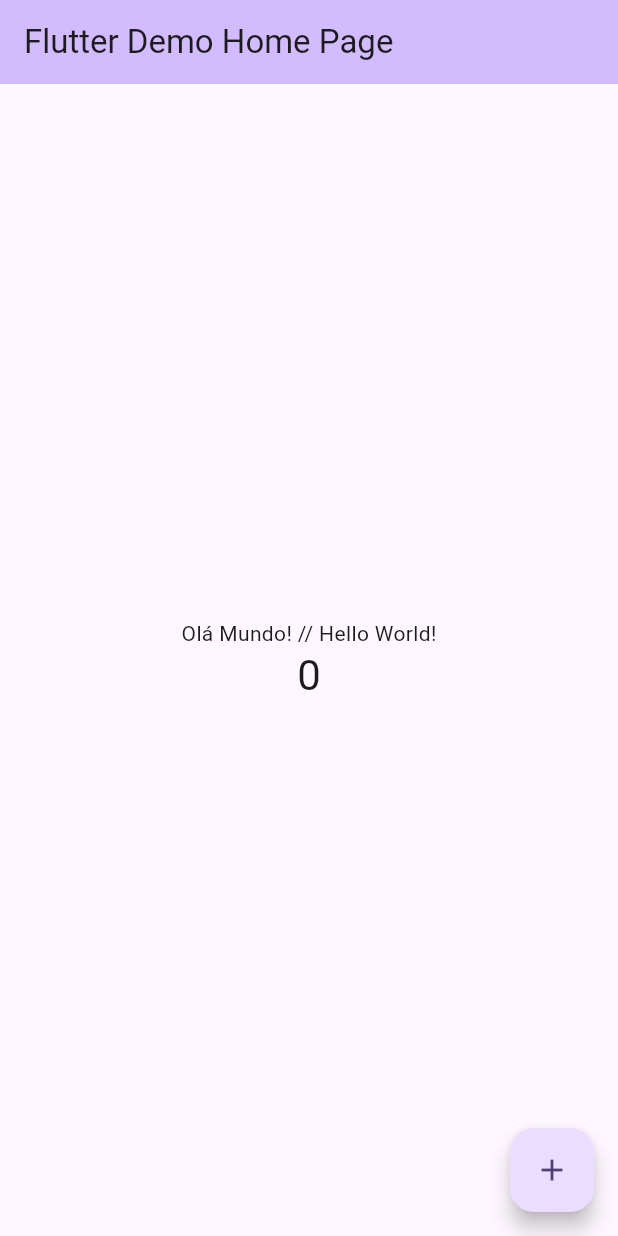
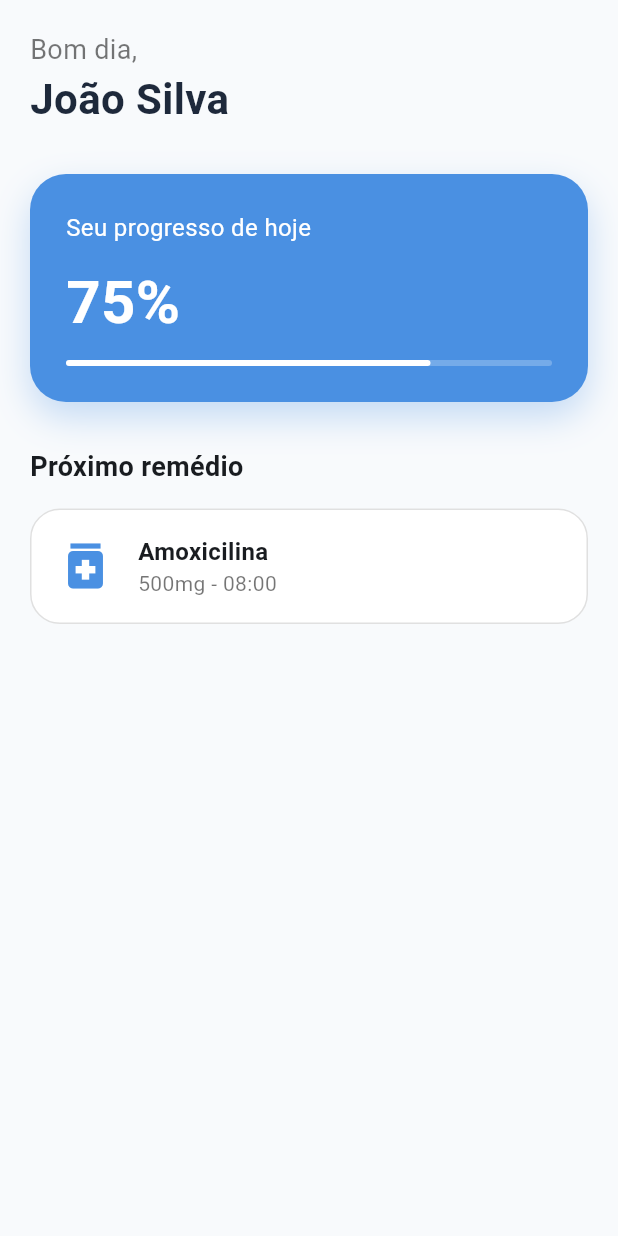
Before and after one commit to ecrezzende/JaTomei, a Flutter app: the screen it shows after launch, on a phone screen of 412 x 824 dp. Run offline on Flutter 3.47's test engine with Material 3 defaults, Android fonts, the phone set to English and light mode, and no system bars.

Commit message:
feat: estrutura inicial e dashboard

```diff
--- a/lib/main.dart
+++ b/lib/main.dart
@@ -1,122 +1,46 @@
 import 'package:flutter/material.dart';
+import 'package:jatomei/screens/home_screen.dart';
+// Importaremos as telas aqui em breve
 
 void main() {
-  runApp(const MyApp());
+  runApp(const JaTomeiApp());
 }
 
-class MyApp extends StatelessWidget {
-  const MyApp({super.key});
+class JaTomeiApp extends StatelessWidget {
+  const JaTomeiApp({super.key});
 
-  // This widget is the root of your application.
   @override
   Widget build(BuildContext context) {
     return MaterialApp(
-      title: 'Flutter Demo',
+      title: 'Já Tomei?!',
+      debugShowCheckedModeBanner: false,
       theme: ThemeData(
-        // This is the theme of your application.
-        //
-        // TRY THIS: Try running your application with "flutter run". You'll see
-        // the application has a purple toolbar. Then, without quitting the app,
-        // try changing the seedColor in the colorScheme below to Colors.green
-        // and then invoke "hot reload" (save your changes or press the "hot
-        // reload" button in a Flutter-supported IDE, or press "r" if you used
-        // the command line to start the app).
-        //
-        // Notice that the counter didn't reset back to zero; the application
-        // state is not lost during the reload. To reset the state, use hot
-        // restart instead.
-        //
-        // This works for code too, not just values: Most code changes can be
-        // tested with just a hot reload.
-        colorScheme: .fromSeed(seedColor: Colors.deepPurple),
+        useMaterial3: true,
+        colorScheme: ColorScheme.fromSeed(
+          seedColor: const Color(0xFF4A90E2), // Azul Moderno
+          primary: const Color(0xFF4A90E2),
+          surface: const Color(0xFFF8FAFC), // Fundo quase branco (Premium)
+        ),
+        // Estilo dos cards que vamos usar muito
+        cardTheme: CardThemeData(
+          elevation: 0,
+          shape: RoundedRectangleBorder(
+            borderRadius: BorderRadius.circular(20),
+          ),
+          color: Colors.white,
+        ),
       ),
-      home: const MyHomePage(title: 'Flutter Demo Home Page'),
+      home: const HomeScreen(), // Remova o PlaceholderHome
     );
   }
 }
 
-class MyHomePage extends StatefulWidget {
-  const MyHomePage({super.key, required this.title});
-
-  // This widget is the home page of your application. It is stateful, meaning
-  // that it has a State object (defined below) that contains fields that affect
-  // how it looks.
-
-  // This class is the configuration for the state. It holds the values (in this
-  // case the title) provided by the parent (in this case the App widget) and
-  // used by the build method of the State. Fields in a Widget subclass are
-  // always marked "final".
-
-  final String title;
-
-  @override
-  State<MyHomePage> createState() => _MyHomePageState();
-}
-
-class _MyHomePageState extends State<MyHomePage> {
-  int _counter = 0;
-
-  void _incrementCounter() {
-    setState(() {
-      // This call to setState tells the Flutter framework that something has
-      // changed in this State, which causes it to rerun the build method below
-      // so that the display can reflect the updated values. If we changed
-      // _counter without calling setState(), then the build method would not be
-      // called again, and so nothing would appear to happen.
-      _counter++;
-    });
-  }
+// Tela temporária só para o app rodar agora
+class PlaceholderHome extends StatelessWidget {
+  const PlaceholderHome({super.key});
 
   @override
   Widget build(BuildContext context) {
-    // This method is rerun every time setState is called, for instance as done
-    // by the _incrementCounter method above.
-    //
-    // The Flutter framework has been optimized to make rerunning build methods
-    // fast, so that you can just rebuild anything that needs updating rather
-    // than having to individually change instances of widgets.
-    return Scaffold(
-      appBar: AppBar(
-        // TRY THIS: Try changing the color here to a specific color (to
-        // Colors.amber, perhaps?) and trigger a hot reload to see the AppBar
-        // change color while the other colors stay the same.
-        backgroundColor: Theme.of(context).colorScheme.inversePrimary,
-        // Here we take the value from the MyHomePage object that was created by
-        // the App.build method, and use it to set our appbar title.
-        title: Text(widget.title),
-      ),
-      body: Center(
-        // Center is a layout widget. It takes a single child and positions it
-        // in the middle of the parent.
-        child: Column(
-          // Column is also a layout widget. It takes a list of children and
-          // arranges them vertically. By default, it sizes itself to fit its
-          // children horizontally, and tries to be as tall as its parent.
-          //
-          // Column has various properties to control how it sizes itself and
-          // how it positions its children. Here we use mainAxisAlignment to
-          // center the children vertically; the main axis here is the vertical
-          // axis because Columns are vertical (the cross axis would be
-          // horizontal).
-          //
-          // TRY THIS: Invoke "debug painting" (choose the "Toggle Debug Paint"
-          // action in the IDE, or press "p" in the console), to see the
-          // wireframe for each widget.
-          mainAxisAlignment: .center,
-          children: [
-            const Text('Olá Mundo! // Hello World!'),
-            Text(
-              '$_counter',
-              style: Theme.of(context).textTheme.headlineMedium,
-            ),
-          ],
-        ),
-      ),
-      floatingActionButton: FloatingActionButton(
-        onPressed: _incrementCounter,
-        tooltip: 'Increment',
-        child: const Icon(Icons.add),
-      ),
-    );
+    return const Scaffold(body: Center(child: Text('Dashboard vindo aí...')));
   }
 }
--- /dev/null
+++ b/lib/models/medication_model.dart
@@ -0,0 +1,23 @@
+enum Frequency { daily, weekly, interval }
+
+class Medication {
+  final String id;
+  final String name;
+  final String dosage;
+  final DateTime time;
+  final Frequency frequency;
+  final int totalPills;
+  final int remainingPills;
+  final bool isTaken; // Novo: para o checklist do dashboard
+
+  Medication({
+    required this.id,
+    required this.name,
+    required this.dosage,
+    required this.time,
+    required this.frequency,
+    this.totalPills = 0,
+    this.remainingPills = 0,
+    this.isTaken = false,
+  });
+}
--- /dev/null
+++ b/lib/screens/home_screen.dart
@@ -0,0 +1,130 @@
+import 'package:flutter/material.dart';
+
+class HomeScreen extends StatelessWidget {
+  const HomeScreen({super.key});
+
+  @override
+  Widget build(BuildContext context) {
+    return Scaffold(
+      // O fundo do app (aquele cinza bem clarinho que combinamos)
+      backgroundColor: const Color(0xFFF8FAFC),
+
+      // SafeArea evita que o conteúdo fique "escondido" atrás da câmera ou entalhe do celular
+      body: SafeArea(
+        child: Padding(
+          padding: const EdgeInsets.all(20.0), // Margem nas laterais
+          child: Column(
+            crossAxisAlignment:
+                CrossAxisAlignment.start, // Alinha tudo à esquerda
+            children: [
+              // --- SEÇÃO DE SAUDAÇÃO ---
+              const Text(
+                "Bom dia,",
+                style: TextStyle(fontSize: 18, color: Colors.black54),
+              ),
+              const Text(
+                "João Silva", // Nome fixo por enquanto, depois mudamos
+                style: TextStyle(
+                  fontSize: 28,
+                  fontWeight: FontWeight.bold,
+                  color: Color(0xFF1E293B), // Azul bem escuro para contraste
+                ),
+              ),
+
+              const SizedBox(height: 30), // Espaço entre os blocos
+              // --- CARD DE RESUMO (O "AZUL SERENO") ---
+              Container(
+                width: double.infinity, // Ocupa toda a largura disponível
+                padding: const EdgeInsets.all(24),
+                decoration: BoxDecoration(
+                  color: const Color(0xFF4A90E2), // Nosso Azul Sereno
+                  borderRadius: BorderRadius.circular(
+                    24,
+                  ), // Bordas bem arredondadas
+                  boxShadow: [
+                    BoxShadow(
+                      color: const Color(0xFF4A90E2).withOpacity(0.3),
+                      blurRadius: 20,
+                      offset: const Offset(0, 10),
+                    ),
+                  ],
+                ),
+                child: Column(
+                  crossAxisAlignment: CrossAxisAlignment.start,
+                  children: [
+                    const Text(
+                      "Seu progresso de hoje",
+                      style: TextStyle(color: Colors.white, fontSize: 16),
+                    ),
+                    const SizedBox(height: 10),
+                    const Text(
+                      "75%", // Exemplo de porcentagem
+                      style: TextStyle(
+                        color: Colors.white,
+                        fontSize: 40,
+                        fontWeight: FontWeight.bold,
+                      ),
+                    ),
+                    const SizedBox(height: 10),
+                    // Uma barrinha de progresso branca
+                    LinearProgressIndicator(
+                      value: 0.75,
+                      backgroundColor: Colors.white24,
+                      valueColor: const AlwaysStoppedAnimation<Color>(
+                        Colors.white,
+                      ),
+                      borderRadius: BorderRadius.circular(10),
+                    ),
+                  ],
+                ),
+              ),
+
+              const SizedBox(height: 30),
+
+              // --- PRÓXIMO REMÉDIO ---
+              const Text(
+                "Próximo remédio",
+                style: TextStyle(fontSize: 18, fontWeight: FontWeight.bold),
+              ),
+              const SizedBox(height: 15),
+
+              // Um card simples para o remédio
+              Container(
+                padding: const EdgeInsets.all(16),
+                decoration: BoxDecoration(
+                  color: Colors.white,
+                  borderRadius: BorderRadius.circular(20),
+                  border: Border.all(
+                    color: Colors.black12,
+                  ), // Uma bordinha sutil
+                ),
+                child: const Row(
+                  children: [
+                    Icon(Icons.medication, color: Color(0xFF4A90E2), size: 40),
+                    SizedBox(width: 15),
+                    Column(
+                      crossAxisAlignment: CrossAxisAlignment.start,
+                      children: [
+                        Text(
+                          "Amoxicilina",
+                          style: TextStyle(
+                            fontWeight: FontWeight.bold,
+                            fontSize: 16,
+                          ),
+                        ),
+                        Text(
+                          "500mg - 08:00",
+                          style: TextStyle(color: Colors.black54),
+                        ),
+                      ],
+                    ),
+                  ],
+                ),
+              ),
+            ],
+          ),
+        ),
+      ),
+    );
+  }
+}
```
